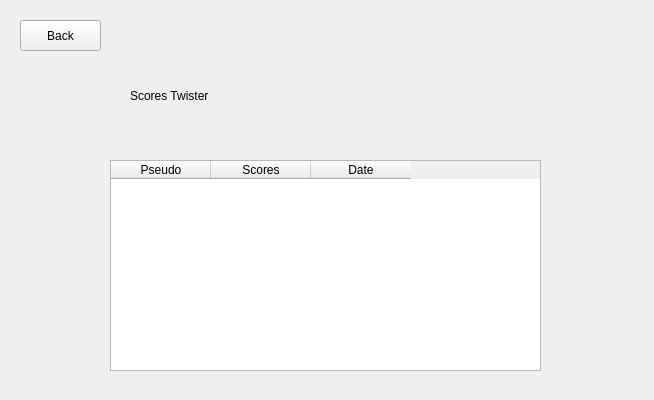
Before: the Qt Designer form testIHMClimingProject/testIHMClimingProject/scoresTwisterMenu.ui in simplyyCarlos/ClimbingProject, drawn with Qt 5.
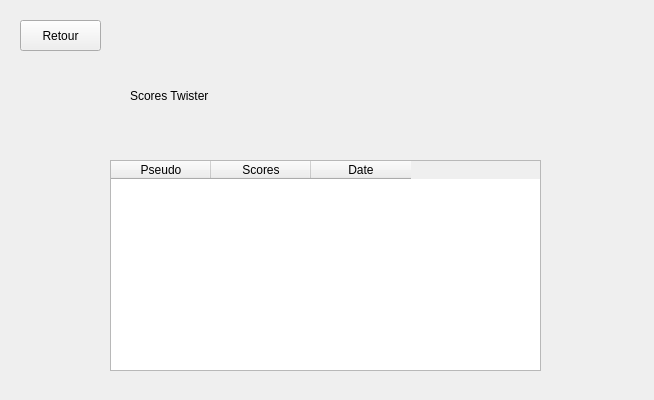
After: the same form once the commit is applied.

What changed in the file:
```diff
--- a/testIHMClimingProject/testIHMClimingProject/scoresTwisterMenu.ui
+++ b/testIHMClimingProject/testIHMClimingProject/scoresTwisterMenu.ui
@@ -36,7 +36,7 @@
     </rect>
    </property>
    <property name="text">
-    <string>Back</string>
+    <string>Retour</string>
    </property>
   </widget>
   <widget class="QTableWidget" name="tableWidget_Parcours">
```
